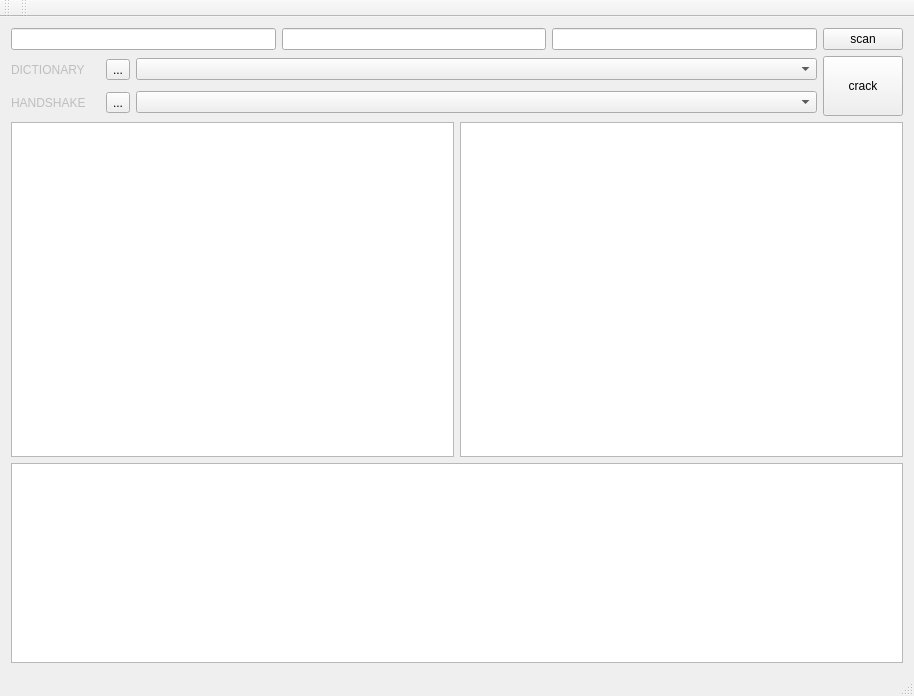
Before: the Qt Designer form wificrack/mainwindow.ui in xiangshuijiao/wificrack, drawn with Qt 5.
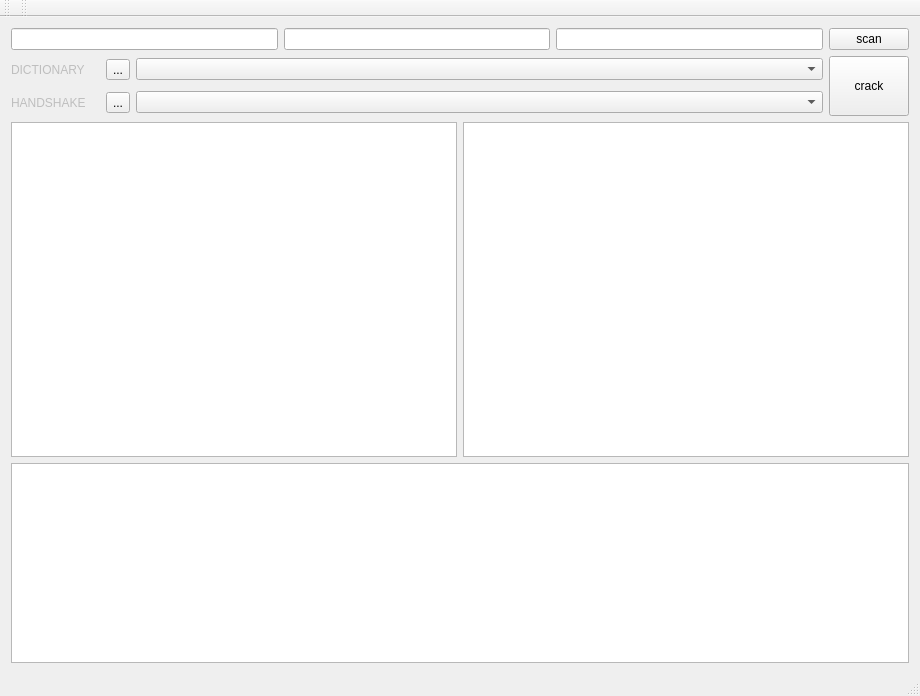
After: the same form once the commit is applied.

```diff
--- a/wificrack/mainwindow.ui
+++ b/wificrack/mainwindow.ui
@@ -6,7 +6,7 @@
    <rect>
     <x>0</x>
     <y>0</y>
-    <width>914</width>
+    <width>920</width>
     <height>696</height>
    </rect>
   </property>
@@ -150,14 +150,21 @@
        </layout>
       </item>
       <item>
-       <layout class="QHBoxLayout" name="horizontalLayout_5">
+       <layout class="QHBoxLayout" name="horizontalLayout_5" stretch="1,1">
         <item>
-         <widget class="QTextEdit" name="textEdit_AP"/>
+         <widget class="QTextEdit" name="textEdit_AP">
+          <property name="sizePolicy">
+           <sizepolicy hsizetype="Preferred" vsizetype="Expanding">
+            <horstretch>0</horstretch>
+            <verstretch>0</verstretch>
+           </sizepolicy>
+          </property>
+         </widget>
         </item>
         <item>
          <widget class="QTextEdit" name="textEdit_STATION">
           <property name="sizePolicy">
-           <sizepolicy hsizetype="Expanding" vsizetype="Expanding">
+           <sizepolicy hsizetype="Preferred" vsizetype="Expanding">
             <horstretch>0</horstretch>
             <verstretch>0</verstretch>
            </sizepolicy>
```
Left out of the diff: 2 changed lines with no effect on the pictures.
